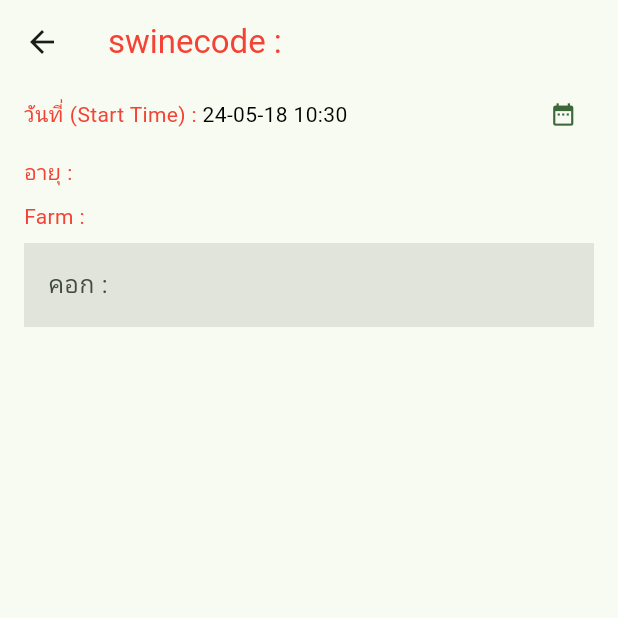
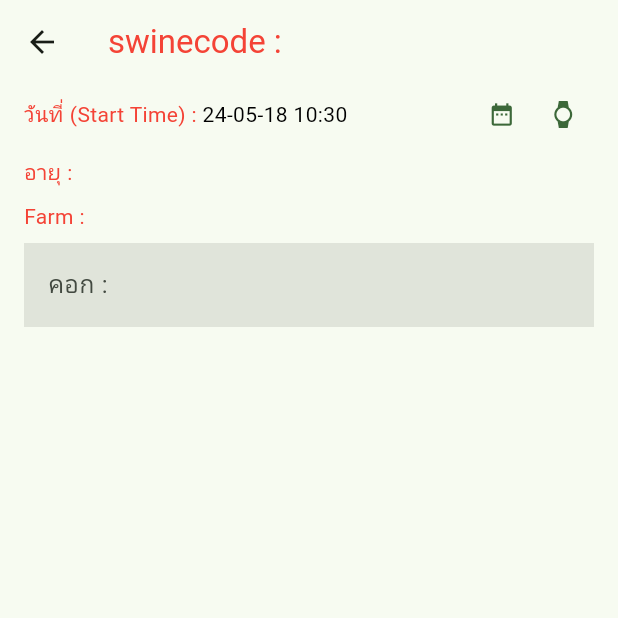
Before and after one commit to jirananh/HeatSwine1, a Flutter app: the DisplayDetail screen opened directly with empty values, on a phone screen of 412 x 824 dp, the top half of it. Run offline on Flutter 3.47's test engine with Material 3 defaults, Android fonts, the phone set to English and light mode, and no system bars; drawn by our look-alikes of getwidget; our stand-ins replace dio, easy_refresh, get; network calls fail.

```diff
--- a/lib/states/display_detail.dart
+++ b/lib/states/display_detail.dart
@@ -34,6 +34,13 @@ class _DisplayDetailState extends State<DisplayDetail> {
   void initState() {
     super.initState();
     appController.display.value = false;
+
+    if (appController.startTimes.isNotEmpty) {
+      appController.startTimes.clear();
+      appController.startTimes.add(DateTime.now());
+    } else {
+      appController.startTimes.add(DateTime.now());
+    }
   }
 
   @override
@@ -50,19 +57,7 @@ class _DisplayDetailState extends State<DisplayDetail> {
           child: ListView(
             padding: const EdgeInsets.symmetric(horizontal: 16),
             children: [
-              Row(
-                mainAxisAlignment: MainAxisAlignment.spaceBetween,
-                children: [
-                  WidgetTextRich(
-                      head: 'วันที่ (Start Time)',
-                      value: AppService()
-                          .changeTimeToSting(datetime: DateTime.now())),
-                  WigetIconButton(
-                    icon: Icons.date_range,
-                    onPressed: () {},
-                  )
-                ],
-              ),
+              displayStartTime(context),
               const SizedBox(height: 8),
               WidgetTextRich(
                   head: 'อายุ', value: widget.swineCodeModel.birthdate),
@@ -172,4 +167,68 @@ class _DisplayDetailState extends State<DisplayDetail> {
       ),
     );
   }
+
+  Row displayStartTime(BuildContext context) {
+    return Row(
+      mainAxisAlignment: MainAxisAlignment.spaceBetween,
+      children: [
+        Obx(() => appController.startTimes.isEmpty
+            ? const SizedBox()
+            : WidgetTextRich(
+                head: 'วันที่ (Start Time)',
+                value: AppService().changeTimeToSting(
+                    datetime: appController.startTimes.last))),
+        Row(
+          mainAxisSize: MainAxisSize.min,
+          children: [
+            WigetIconButton(
+              icon: Icons.date_range,
+              onPressed: () async {
+                var chooseDateTime = await showDatePicker(
+                  context: context,
+                  firstDate: DateTime(appController.startTimes.last.year - 1),
+                  lastDate: DateTime.now(),
+                  initialDate: appController.startTimes.last,
+                );
+
+                if (chooseDateTime != null) {
+                  var result = DateTime(
+                      chooseDateTime.year,
+                      chooseDateTime.month,
+                      chooseDateTime.day,
+                      appController.startTimes.last.hour,
+                      appController.startTimes.last.minute);
+
+                  appController.startTimes.add(result);
+                }
+              },
+            ),
+            WigetIconButton(
+              icon: Icons.watch,
+              onPressed: () async {
+                TimeOfDay timeOfDay = TimeOfDay(
+                    hour: appController.startTimes.last.hour,
+                    minute: appController.startTimes.last.minute);
+
+                var timePicker = await showTimePicker(
+                    context: context, initialTime: timeOfDay);
+
+                if (timePicker != null) {
+                  DateTime newDateTime = DateTime(
+                    appController.startTimes.last.year,
+                    appController.startTimes.last.month,
+                    appController.startTimes.last.day,
+                    timePicker.hour,
+                    timePicker.minute,
+                  );
+
+                  appController.startTimes.add(newDateTime);
+                }
+              },
+            ),
+          ],
+        ),
+      ],
+    );
+  }
 }
--- a/lib/utility/app_controller.dart
+++ b/lib/utility/app_controller.dart
@@ -4,10 +4,9 @@ import 'package:get/get_rx/get_rx.dart';
 
 class AppController extends GetxController {
   RxList swineCodeModels = <SwineCodeModel>[].obs;
+  RxInt amountLoad = 100.obs;
+  RxList chooseCaseAnimals =  <bool>[].obs;
+  RxBool display = false.obs;
 
-  RxInt amountLoad = 100.obs;
-
-  RxList chooseCaseAnimals =  <bool>[].obs;
-
-  RxBool display = false.obs;
+  RxList startTimes = <DateTime>[].obs;
 }
```
